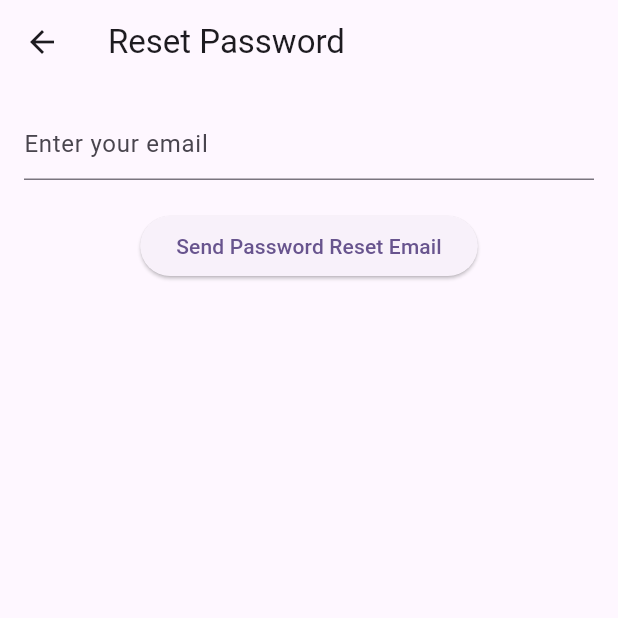
After one commit to ThembaniBliss/new_resume_fmaker, a Flutter app: the screen it shows after launch, after a tap on "Forgot Password?", on a phone screen of 412 x 824 dp, the top half of it. The commit adds this screen. Run offline on Flutter 3.47's test engine with Material 3 defaults, Android fonts, the phone set to English and light mode, and no system bars; our stand-ins replace cloud_firestore, firebase_auth, firebase_core; accounts and stored records are empty; network calls fail.

Commit message:
Created a resetpassword screen , modified the other pages

```diff
--- a/lib/login_screen.dart
+++ b/lib/login_screen.dart
@@ -1,5 +1,6 @@
 import 'package:firebase_auth/firebase_auth.dart';
 import 'package:flutter/material.dart';
+import 'package:new_resume_fmaker/resetpasswordscreen.dart';
 
 class LoginScreen extends StatefulWidget {
   const LoginScreen({super.key});
@@ -73,6 +74,16 @@ class _LoginScreenState extends State<LoginScreen> {
               onPressed: loginUser,
               child: const Text('Login'),
             ),
+            TextButton(
+              onPressed: () {
+                Navigator.push(
+                  context,
+                  MaterialPageRoute(
+                      builder: (context) => const ResetPasswordScreen()),
+                );
+              },
+              child: const Text('Forgot Password?'),
+            ),
           ],
         ),
       ),
--- a/lib/main.dart
+++ b/lib/main.dart
@@ -5,6 +5,7 @@ import 'create_cv_screen.dart';
 import 'firebase_options.dart';
 import 'home_screen.dart';
 import 'login_screen.dart';
+import 'resetpasswordscreen.dart';
 import 'update_cv_screen.dart';
 
 void main() async {
@@ -34,6 +35,7 @@ class MyApp extends StatelessWidget {
         '/home': (context) => HomeScreen(),
         '/createCv': (context) => const CreateCvScreen(),
         '/updateCv': (context) => const UpdateCvScreen(),
+        '/reset-password': (context) => const ResetPasswordScreen(),
       },
     );
   }
--- /dev/null
+++ b/lib/resetpasswordscreen.dart
@@ -0,0 +1,68 @@
+import 'package:firebase_auth/firebase_auth.dart';
+import 'package:flutter/material.dart';
+
+class ResetPasswordScreen extends StatefulWidget {
+  const ResetPasswordScreen({super.key});
+
+  @override
+  // ignore: library_private_types_in_public_api
+  _ResetPasswordScreenState createState() => _ResetPasswordScreenState();
+}
+
+class _ResetPasswordScreenState extends State<ResetPasswordScreen> {
+  final _auth = FirebaseAuth.instance;
+  String email = '';
+
+  void resetPassword() async {
+    try {
+      await _auth.sendPasswordResetEmail(email: email);
+      // ignore: use_build_context_synchronously
+      ScaffoldMessenger.of(context).showSnackBar(
+        SnackBar(content: Text('Password reset email sent to $email')),
+      );
+    } on FirebaseAuthException catch (e) {
+      print('Failed to send password reset email: ${e.message}');
+      // ignore: use_build_context_synchronously
+      ScaffoldMessenger.of(context).showSnackBar(
+        SnackBar(
+            content: Text('Failed to send password reset email: ${e.message}')),
+      );
+    } catch (e) {
+      print('An unexpected error occurred: $e');
+      // ignore: use_build_context_synchronously
+      ScaffoldMessenger.of(context).showSnackBar(
+        const SnackBar(content: Text('An unexpected error occurred.')),
+      );
+    }
+  }
+
+  @override
+  Widget build(BuildContext context) {
+    return Scaffold(
+      appBar: AppBar(
+        title: const Text('Reset Password'),
+      ),
+      body: Padding(
+        padding: const EdgeInsets.all(16.0),
+        child: Column(
+          children: [
+            TextField(
+              keyboardType: TextInputType.emailAddress,
+              onChanged: (value) {
+                email = value;
+              },
+              decoration: const InputDecoration(
+                hintText: 'Enter your email',
+              ),
+            ),
+            const SizedBox(height: 20.0),
+            ElevatedButton(
+              onPressed: resetPassword,
+              child: const Text('Send Password Reset Email'),
+            ),
+          ],
+        ),
+      ),
+    );
+  }
+}
```
Also changed, not shown: lib/home_screen.dart (+4 -3 lines).
